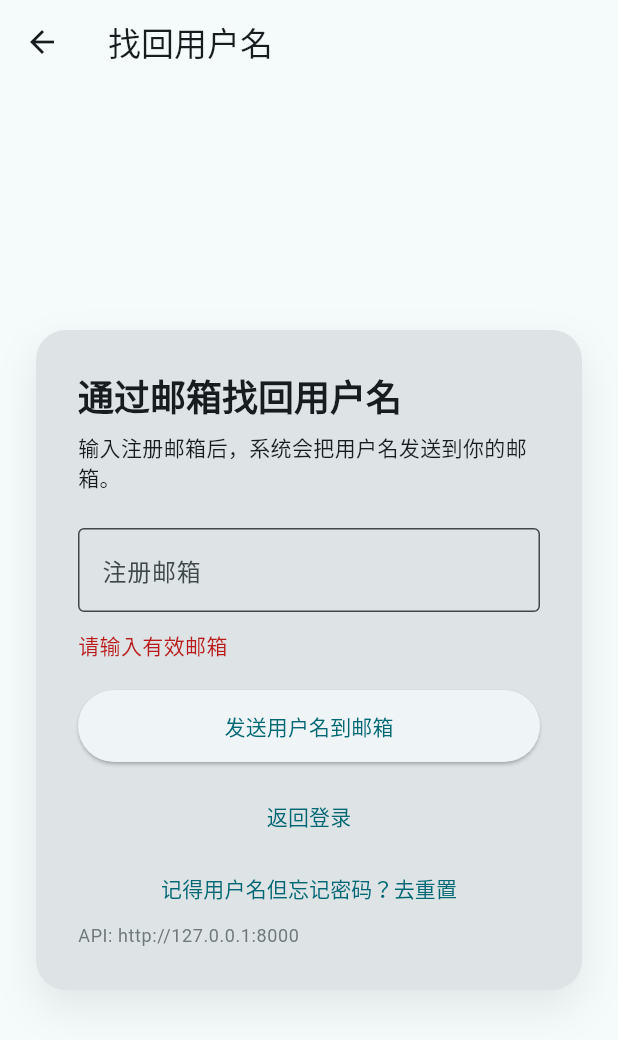
After one commit to 0031400/yuanzhida_flutter_ai, a Flutter app: the ForgotUsernamePage screen opened by its route, after a tap on "发送用户名到邮箱", on a phone screen of 412 x 824 dp. The commit adds this screen. Shown: the top 1040 px of the screen. Run offline on Flutter 3.47's test engine with Material 3 defaults, Android fonts, the phone set to English and light mode, and no system bars; our stand-ins replace file_picker, shared_preferences, web; missing offline and left inert: dart:ui_web; accounts and stored records are empty.

Commit message:
实现了找回用户名

```diff
--- /dev/null
+++ b/lib/pages/forgot_username_page.dart
@@ -0,0 +1,192 @@
+import 'package:flutter/material.dart';
+
+import '../config/app_config.dart';
+import '../routes/app_routes.dart';
+import '../services/answerly_api.dart';
+
+class ForgotUsernamePage extends StatefulWidget {
+  const ForgotUsernamePage({super.key});
+
+  @override
+  State<ForgotUsernamePage> createState() => _ForgotUsernamePageState();
+}
+
+class _ForgotUsernamePageState extends State<ForgotUsernamePage> {
+  final _mailController = TextEditingController();
+
+  late final AnswerlyApi _api;
+
+  bool _submitting = false;
+  String? _errorText;
+
+  @override
+  void initState() {
+    super.initState();
+    _api = AnswerlyApi(baseUrl: AppConfig.apiBaseUrl);
+  }
+
+  @override
+  void dispose() {
+    _mailController.dispose();
+    super.dispose();
+  }
+
+  Future<void> _submit() async {
+    final mail = _mailController.text.trim();
+    if (!_isValidEmail(mail)) {
+      setState(() {
+        _errorText = '请输入有效邮箱';
+      });
+      return;
+    }
+
+    setState(() {
+      _submitting = true;
+      _errorText = null;
+    });
+
+    try {
+      await _api.forgetUsername(mail: mail);
+      if (!mounted) {
+        return;
+      }
+      ScaffoldMessenger.of(
+        context,
+      ).showSnackBar(const SnackBar(content: Text('用户名已发送到邮箱，请注意查收')));
+      Navigator.of(context).pushReplacementNamed(AppRoutes.login);
+    } on ApiException catch (error) {
+      if (!mounted) {
+        return;
+      }
+      setState(() {
+        _errorText = error.message ?? '找回用户名失败';
+      });
+    } catch (_) {
+      if (!mounted) {
+        return;
+      }
+      setState(() {
+        _errorText = '网络异常，请稍后重试';
+      });
+    } finally {
+      if (mounted) {
+        setState(() {
+          _submitting = false;
+        });
+      }
+    }
+  }
+
+  bool _isValidEmail(String value) {
+    final emailPattern = RegExp(r'^[^@\s]+@[^@\s]+\.[^@\s]+$');
+    return emailPattern.hasMatch(value);
+  }
+
+  @override
+  Widget build(BuildContext context) {
+    final colorScheme = Theme.of(context).colorScheme;
+
+    return Scaffold(
+      backgroundColor: colorScheme.surface,
+      appBar: AppBar(title: const Text('找回用户名')),
+      body: SafeArea(
+        child: Center(
+          child: SingleChildScrollView(
+            padding: const EdgeInsets.all(24),
+            child: ConstrainedBox(
+              constraints: const BoxConstraints(maxWidth: 460),
+              child: DecoratedBox(
+                decoration: BoxDecoration(
+                  color: colorScheme.surfaceContainerHighest,
+                  borderRadius: BorderRadius.circular(20),
+                  boxShadow: [
+                    BoxShadow(
+                      color: Colors.black.withValues(alpha: 0.08),
+                      blurRadius: 24,
+                      offset: const Offset(0, 12),
+                    ),
+                  ],
+                ),
+                child: Padding(
+                  padding: const EdgeInsets.all(28),
+                  child: Column(
+                    crossAxisAlignment: CrossAxisAlignment.stretch,
+                    children: [
+                      Text(
+                        '通过邮箱找回用户名',
+                        style: Theme.of(context).textTheme.headlineSmall
+                            ?.copyWith(fontWeight: FontWeight.bold),
+                      ),
+                      const SizedBox(height: 8),
+                      Text(
+                        '输入注册邮箱后，系统会把用户名发送到你的邮箱。',
+                        style: Theme.of(context).textTheme.bodyMedium,
+                      ),
+                      const SizedBox(height: 24),
+                      TextField(
+                        controller: _mailController,
+                        keyboardType: TextInputType.emailAddress,
+                        textInputAction: TextInputAction.done,
+                        decoration: const InputDecoration(
+                          labelText: '注册邮箱',
+                          border: OutlineInputBorder(),
+                        ),
+                        onSubmitted: (_) => _submit(),
+                      ),
+                      if (_errorText != null) ...[
+                        const SizedBox(height: 12),
+                        Text(
+                          _errorText!,
+                          style: TextStyle(color: colorScheme.error),
+                        ),
+                      ],
+                      const SizedBox(height: 20),
+                      SizedBox(
+                        height: 48,
+                        child: ElevatedButton(
+                          onPressed: _submitting ? null : _submit,
+                          child: _submitting
+                              ? const SizedBox(
+                                  width: 20,
+                                  height: 20,
+                                  child: CircularProgressIndicator(
+                                    strokeWidth: 2,
+                                  ),
+                                )
+                              : const Text('发送用户名到邮箱'),
+                        ),
+                      ),
+                      const SizedBox(height: 12),
+                      TextButton(
+                        onPressed: () {
+                          Navigator.of(
+                            context,
+                          ).pushReplacementNamed(AppRoutes.login);
+                        },
+                        child: const Text('返回登录'),
+                      ),
+                      TextButton(
+                        onPressed: () {
+                          Navigator.of(
+                            context,
+                          ).pushNamed(AppRoutes.resetPassword);
+                        },
+                        child: const Text('记得用户名但忘记密码？去重置'),
+                      ),
+                      Text(
+                        'API: ${AppConfig.apiBaseUrl}',
+                        style: Theme.of(context).textTheme.bodySmall?.copyWith(
+                          color: colorScheme.outline,
+                        ),
+                      ),
+                    ],
+                  ),
+                ),
+              ),
+            ),
+          ),
+        ),
+      ),
+    );
+  }
+}
--- a/lib/pages/login_page.dart
+++ b/lib/pages/login_page.dart
@@ -264,6 +264,14 @@ class _LoginPageState extends State<LoginPage> {
                             onPressed: () {
                               Navigator.of(
                                 context,
+                              ).pushNamed(AppRoutes.forgotUsername);
+                            },
+                            child: const Text('忘记用户名？去找回'),
+                          ),
+                          TextButton(
+                            onPressed: () {
+                              Navigator.of(
+                                context,
                               ).pushNamed(AppRoutes.resetPassword);
                             },
                             child: const Text('忘记密码？去重置'),
--- a/lib/pages/register_page.dart
+++ b/lib/pages/register_page.dart
@@ -325,9 +325,9 @@ class _RegisterPageState extends State<RegisterPage> {
                       const SizedBox(height: 12),
                       TextButton(
                         onPressed: () {
-                          Navigator.of(context).pushReplacementNamed(
-                            AppRoutes.login,
-                          );
+                          Navigator.of(
+                            context,
+                          ).pushReplacementNamed(AppRoutes.login);
                         },
                         child: const Text('已有账号，返回登录'),
                       ),
--- a/lib/routes/app_routes.dart
+++ b/lib/routes/app_routes.dart
@@ -1,6 +1,7 @@
 import 'package:flutter/material.dart';
 
 import '../pages/home_page.dart';
+import '../pages/forgot_username_page.dart';
 import '../pages/login_page.dart';
 import '../pages/placeholder_page.dart';
 import '../pages/profile_page.dart';
@@ -48,10 +49,9 @@ class AppRoutes {
           settings: settings,
         );
       case forgotUsername:
-        return _placeholderRoute(
-          settings,
-          title: '找回用户名',
-          description: '对应通过邮箱找回用户名接口。',
+        return MaterialPageRoute<void>(
+          builder: (_) => const ForgotUsernamePage(),
+          settings: settings,
         );
       case resetPassword:
         return MaterialPageRoute<void>(
--- a/lib/services/answerly_api.dart
+++ b/lib/services/answerly_api.dart
@@ -424,6 +424,19 @@ class AnswerlyApi {
     _ensureSuccessBody(response.body);
   }
 
+  Future<void> forgetUsername({required String mail}) async {
+    final uri = Uri.parse(
+      '$baseUrl/api/answerly/v1/user/forget-username',
+    ).replace(queryParameters: {'mail': mail});
+    final response = await _client.get(uri);
+
+    _ensureSuccessStatus(
+      response,
+      fallbackMessage: 'Forget username request failed',
+    );
+    _ensureSuccessBody(response.body);
+  }
+
   Future<void> register({
     required String username,
     required String password,
@@ -599,7 +612,9 @@ class AnswerlyApi {
     final uri = Uri.parse('$baseUrl/cos/upload');
     final request = http.MultipartRequest('POST', uri)
       ..headers.addAll(_authHeaders(username: username, token: token))
-      ..files.add(http.MultipartFile.fromBytes('file', bytes, filename: filename));
+      ..files.add(
+        http.MultipartFile.fromBytes('file', bytes, filename: filename),
+      );
     final streamedResponse = await _client.send(request);
     final response = await http.Response.fromStream(streamedResponse);
 
@@ -732,9 +747,7 @@ class AnswerlyApi {
     required String token,
     required String profileUsername,
   }) async {
-    final uri = Uri.parse(
-      '$baseUrl/api/answerly/v1/user/$profileUsername',
-    );
+    final uri = Uri.parse('$baseUrl/api/answerly/v1/user/$profileUsername');
     final response = await _client.get(
       uri,
       headers: _authHeaders(username: authUsername, token: token),
@@ -835,7 +848,10 @@ class AnswerlyApi {
   Map<String, String> _optionalAuthHeaders() {
     final username = AuthSession.username;
     final token = AuthSession.token;
-    if (username == null || username.isEmpty || token == null || token.isEmpty) {
+    if (username == null ||
+        username.isEmpty ||
+        token == null ||
+        token.isEmpty) {
       return const <String, String>{};
     }
     return _authHeaders(username: username, token: token);
--- a/lib/services/auth_session.dart
+++ b/lib/services/auth_session.dart
@@ -20,7 +20,10 @@ class AuthSession {
     final prefs = await SharedPreferences.getInstance();
     final username = prefs.getString(_usernameKey);
     final token = prefs.getString(_tokenKey);
-    if (username == null || username.isEmpty || token == null || token.isEmpty) {
+    if (username == null ||
+        username.isEmpty ||
+        token == null ||
+        token.isEmpty) {
       await clear();
       return;
     }
```
Also changed, not shown: lib/pages/profile_page.dart (+12 -23 lines), lib/pages/question_browser_page.dart (+43 -26 lines), lib/widgets/html_image_view_stub.dart (+2 -5 lines).
